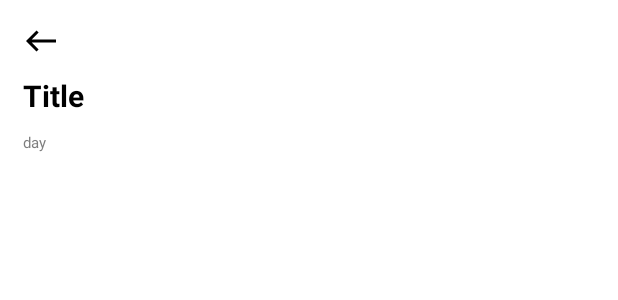
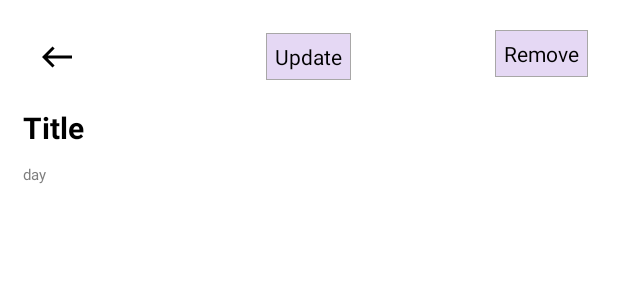
Before and after one commit to nthahaianh/Diary, an Android app: the layout activity_detail.xml on its own in the app's theme, with its tools: preview values and no code run, on a phone screen of 412 x 824 dp. Shown: the top 300 px of the screen. Run offline under Robolectric (Android 15) with nearby library versions, the phone set to English and light mode, and no system bars.

Commit message:
commit-update-remove

```diff
--- a/app/src/main/AndroidManifest.xml
+++ b/app/src/main/AndroidManifest.xml
@@ -9,7 +9,8 @@
         android:roundIcon="@mipmap/ic_launcher_round"
         android:supportsRtl="true"
         android:theme="@style/Theme.AppDiary">
-        <activity android:name=".AllDiaryActivity"></activity>
+        <activity android:name=".UpdateActivity"></activity>
+        <activity android:name=".AllDiaryActivity"/>
         <activity android:name=".DetailActivity" />
         <activity android:name=".CreateActivity" />
         <activity android:name=".LoginActivity">
@@ -19,8 +20,7 @@
                 <category android:name="android.intent.category.LAUNCHER" />
             </intent-filter>
         </activity>
-        <activity android:name=".MainActivity">
-        </activity>
+        <activity android:name=".MainActivity"></activity>
     </application>
 
 </manifest>
--- a/app/src/main/java/com/example/appdiary/CreateActivity.kt
+++ b/app/src/main/java/com/example/appdiary/CreateActivity.kt
@@ -38,7 +38,7 @@ class CreateActivity : AppCompatActivity() {
             val time: String = df.format(Calendar.getInstance().time)
             val myDate = MyDate(year,month,day)
             val newDiary= MyDiary(time,myDate,create_etTitle.text.toString(),create_etContent.text.toString())
-            sqlHelper.insertUser(newDiary)
+            sqlHelper.insertDiary(newDiary)
             startActivity(Intent(this,MainActivity::class.java))
             finishAffinity()
         }
--- a/app/src/main/java/com/example/appdiary/SQLite/SQLText.java
+++ b/app/src/main/java/com/example/appdiary/SQLite/SQLText.java
@@ -7,5 +7,4 @@ public class SQLText {
     static final String T_DIARY_MONTH= "month";
     static final String T_DIARY_TITLE = "title";
     static final String T_DIARY_CONTENT = "content";
-
 }
--- a/app/src/main/res/layout/activity_detail.xml
+++ b/app/src/main/res/layout/activity_detail.xml
@@ -13,13 +13,39 @@
         android:layout_height="match_parent"
         android:orientation="vertical">
 
+        <RelativeLayout
+            android:layout_width="match_parent"
+            android:layout_height="wrap_content">
+
             <ImageView
                 android:id="@+id/detail_btnBack"
                 android:layout_width="wrap_content"
                 android:layout_height="wrap_content"
-            android:padding="5dp"
+                android:layout_margin="10dp"
+                android:padding="6dp"
                 android:src="@drawable/ic_back"
                 app:tint="@color/black" />
+            <TextView
+                android:id="@+id/detail_btnUpdate"
+                android:layout_width="wrap_content"
+                android:layout_height="wrap_content"
+                android:layout_margin="10dp"
+                android:layout_centerInParent="true"
+                android:padding="6dp"
+                android:text="Update"
+                android:background="@drawable/background5"
+                android:textColor="@color/black"/>
+            <TextView
+                android:id="@+id/detail_btnRemove"
+                android:layout_width="wrap_content"
+                android:layout_height="wrap_content"
+                android:layout_margin="10dp"
+                android:layout_alignParentRight="true"
+                android:padding="6dp"
+                android:text="Remove"
+                android:background="@drawable/background5"
+                android:textColor="@color/black"/>
+        </RelativeLayout>
 
         <TextView
             android:id="@+id/detail_tvTitle"
@@ -29,7 +55,7 @@
             android:text="Title"
             android:textColor="@color/black"
             android:textSize="20sp"
-            android:textStyle="bold"/>
+            android:textStyle="bold" />
 
         <TextView
             android:id="@+id/detail_tvDay"
@@ -45,6 +71,6 @@
             android:layout_width="match_parent"
             android:layout_height="wrap_content"
             android:textColor="@color/black"
-            android:textSize="15sp"/>
+            android:textSize="15sp" />
     </LinearLayout>
 </ScrollView>
```
Also changed, not shown: app/src/main/java/com/example/appdiary/AllDiaryActivity.kt (+10 -0 lines), app/src/main/java/com/example/appdiary/DetailActivity.kt (+37 -0 lines), app/src/main/java/com/example/appdiary/MainActivity.kt (+54 -26 lines), app/src/main/java/com/example/appdiary/SQLite/SQLHelper.kt (+25 -1 lines), app/src/main/java/com/example/appdiary/UpdateActivity.kt (added, +72 -0 lines), app/src/main/res/drawable/ic_remove.xml (added, +10 -0 lines), app/src/main/res/layout/activity_update.xml (added, +70 -0 lines). Lines whose indentation alone changed are shown as unchanged.
